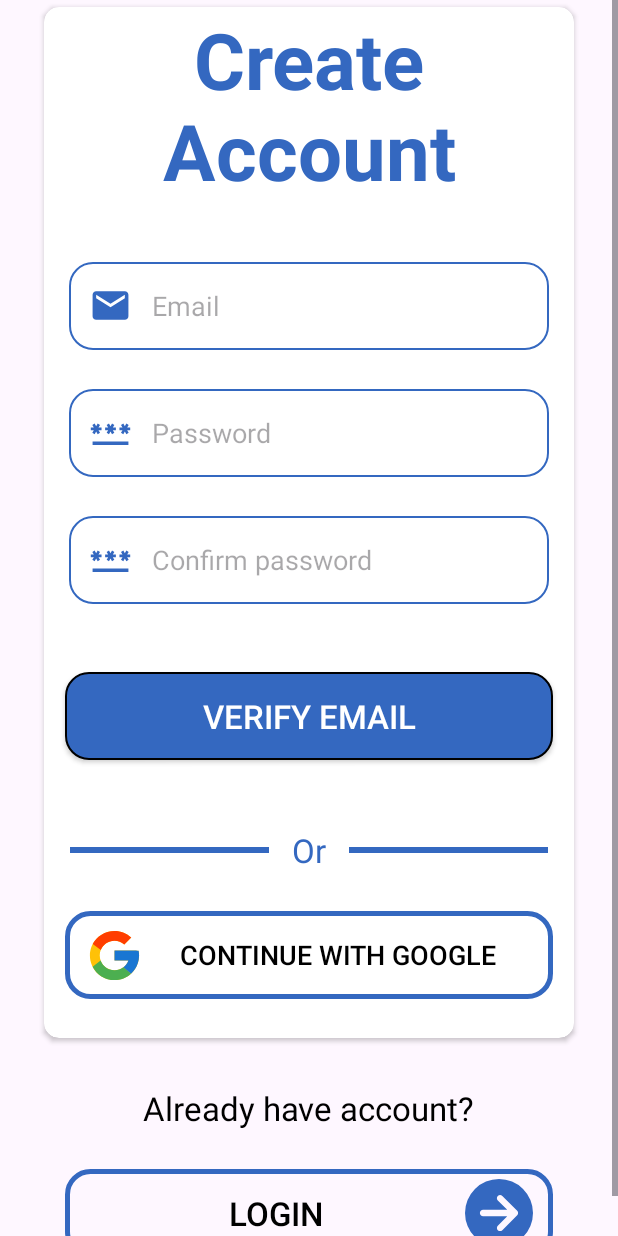
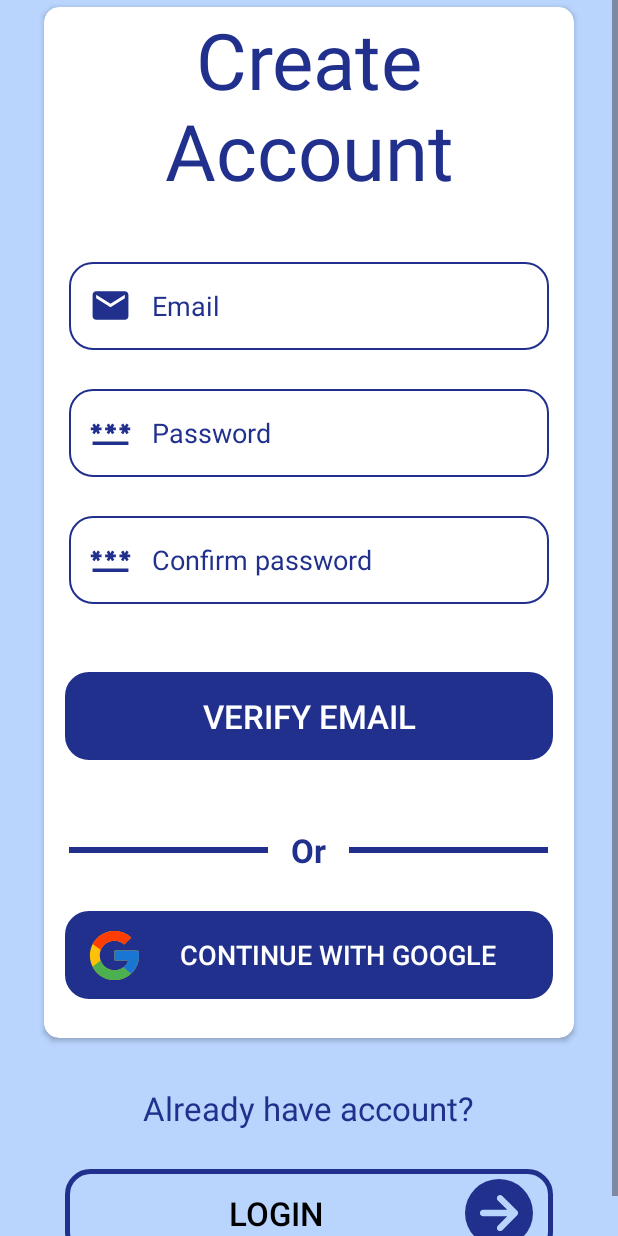
Before and after one commit to Ananad-Bhatt/Whisper, an Android app: the CreateAccountFragment screen opened directly, with no data from a screen before it, on a phone screen of 412 x 824 dp. Run offline under Robolectric (Android 15) with nearby library versions, the phone set to English and light mode, and no system bars; our stand-ins replace sdp/ssp sizes.

Commit message:
Improve UI

```diff
--- a/app/src/main/res/drawable/arrow_right.xml
+++ b/app/src/main/res/drawable/arrow_right.xml
@@ -5,5 +5,5 @@
     android:viewportHeight="512">
   <path
       android:pathData="M0,256a256,256 0,1 0,512 0A256,256 0,1 0,0 256zM281,385c-9.4,9.4 -24.6,9.4 -33.9,0s-9.4,-24.6 0,-33.9l71,-71L136,280c-13.3,0 -24,-10.7 -24,-24s10.7,-24 24,-24l182.1,0 -71,-71c-9.4,-9.4 -9.4,-24.6 0,-33.9s24.6,-9.4 33.9,0L393,239c9.4,9.4 9.4,24.6 0,33.9L281,385z"
-      android:fillColor="#3468C0"/>
+      android:fillColor="@color/primary"/>
 </vector>
--- a/app/src/main/res/drawable/btn_back_fill.xml
+++ b/app/src/main/res/drawable/btn_back_fill.xml
@@ -3,10 +3,8 @@
     <corners
         android:radius="15dp"
         />
-    <solid
-        android:color="@color/secondary"/>
     <stroke
         android:width="1dp"
-        android:color="@color/black"
+        android:color="@color/primary"
         />
 </shape>
--- a/app/src/main/res/drawable/btn_back_outlined.xml
+++ b/app/src/main/res/drawable/btn_back_outlined.xml
@@ -5,6 +5,6 @@
         />
     <stroke
         android:width="3dp"
-        android:color="@color/secondary"
+        android:color="@color/primary"
         />
 </shape>
--- a/app/src/main/res/drawable/edt_back.xml
+++ b/app/src/main/res/drawable/edt_back.xml
@@ -1,10 +1,11 @@
 <?xml version="1.0" encoding="utf-8"?>
-<shape xmlns:android="http://schemas.android.com/apk/res/android" android:shape="rectangle" >
+<shape xmlns:android="http://schemas.android.com/apk/res/android"
+    android:shape="rectangle" >
     <corners
         android:radius="15dp"
         />
     <stroke
         android:width="1dp"
-        android:color="@color/secondary"
+        android:color="@color/primary"
         />
 </shape>
--- a/app/src/main/res/drawable/email.xml
+++ b/app/src/main/res/drawable/email.xml
@@ -1,4 +1,4 @@
-<vector android:height="@dimen/_22sdp" android:tint="#3468C0"
+<vector android:height="@dimen/_22sdp" android:tint="@color/primary"
     android:viewportHeight="24" android:viewportWidth="24"
     android:width="@dimen/_22sdp" xmlns:android="http://schemas.android.com/apk/res/android">
     <path android:fillColor="@android:color/white" android:pathData="M20,4L4,4c-1.1,0 -1.99,0.9 -1.99,2L2,18c0,1.1 0.9,2 2,2h16c1.1,0 2,-0.9 2,-2L22,6c0,-1.1 -0.9,-2 -2,-2zM20,8l-8,5 -8,-5L4,6l8,5 8,-5v2z"/>
--- a/app/src/main/res/drawable/line.xml
+++ b/app/src/main/res/drawable/line.xml
@@ -4,6 +4,6 @@
     android:shape="line" >
     <stroke
         android:width="4dp"
-        android:color="@color/secondary"
+        android:color="@color/primary"
         />
 </shape>
--- a/app/src/main/res/drawable/password.xml
+++ b/app/src/main/res/drawable/password.xml
@@ -1,4 +1,4 @@
-<vector android:height="@dimen/_22sdp" android:tint="#3468C0"
+<vector android:height="@dimen/_22sdp" android:tint="@color/primary"
     android:viewportHeight="24" android:viewportWidth="24"
     android:width="@dimen/_22sdp" xmlns:android="http://schemas.android.com/apk/res/android">
     <path android:fillColor="@android:color/white" android:pathData="M2,17h20v2H2V17zM3.15,12.95L4,11.47l0.85,1.48l1.3,-0.75L5.3,10.72H7v-1.5H5.3l0.85,-1.47L4.85,7L4,8.47L3.15,7l-1.3,0.75L2.7,9.22H1v1.5h1.7L1.85,12.2L3.15,12.95zM9.85,12.2l1.3,0.75L12,11.47l0.85,1.48l1.3,-0.75l-0.85,-1.48H15v-1.5h-1.7l0.85,-1.47L12.85,7L12,8.47L11.15,7l-1.3,0.75l0.85,1.47H9v1.5h1.7L9.85,12.2zM23,9.22h-1.7l0.85,-1.47L20.85,7L20,8.47L19.15,7l-1.3,0.75l0.85,1.47H17v1.5h1.7l-0.85,1.48l1.3,0.75L20,11.47l0.85,1.48l1.3,-0.75l-0.85,-1.48H23V9.22z"/>
--- a/app/src/main/res/layout/activity_main.xml
+++ b/app/src/main/res/layout/activity_main.xml
@@ -4,7 +4,6 @@
     xmlns:tools="http://schemas.android.com/tools"
     android:layout_width="match_parent"
     android:layout_height="match_parent"
-    android:orientation="vertical"
     style="@style/BODY"
     tools:context=".MainActivity">
 
@@ -14,11 +13,10 @@
         android:orientation="vertical">
 
         <TextView
+            style="@style/TEXT"
             android:layout_width="match_parent"
             android:layout_height="wrap_content"
             android:text="@string/greeting"
-            android:textColor="@color/secondary"
-            android:textStyle="bold"
             android:textAlignment="center"
             android:textSize="@dimen/_45ssp"/>
 
--- a/app/src/main/res/layout/activity_splash.xml
+++ b/app/src/main/res/layout/activity_splash.xml
@@ -6,6 +6,7 @@
     android:layout_height="match_parent"
     android:orientation="vertical"
     android:gravity="center"
+    style="@style/BODY"
     tools:context=".SplashActivity">
 
     <com.airbnb.lottie.LottieAnimationView
@@ -17,13 +18,13 @@
         app:lottie_rawRes="@raw/logo" />
 
     <TextView
+        style="@style/TEXT"
         android:id="@+id/appName"
         android:layout_width="match_parent"
         android:layout_height="wrap_content"
         android:text="@string/app_name"
         android:textAlignment="center"
         android:textAllCaps="true"
-        android:textColor="@color/secondary"
         android:textStyle="bold"
         android:textSize="@dimen/_56ssp"/>
 
--- a/app/src/main/res/layout/fragment_create_account.xml
+++ b/app/src/main/res/layout/fragment_create_account.xml
@@ -5,6 +5,7 @@
     android:layout_width="match_parent"
     android:layout_height="match_parent"
     android:gravity="center"
+    style="@style/BODY"
     tools:context="Fragments.CreateAccountFragment">
 
     <LinearLayout
@@ -19,21 +20,21 @@
             android:layout_marginTop="@dimen/_20sdp"
             android:layout_gravity="center"
             app:cardCornerRadius="10dp"
+
             app:cardUseCompatPadding="true">
 
             <LinearLayout
                 android:layout_width="match_parent"
                 android:layout_height="wrap_content"
                 android:layout_gravity="center"
+
                 android:orientation="vertical">
 
                 <TextView
                     android:layout_width="match_parent"
                     android:layout_height="wrap_content"
                     android:text="@string/register_title"
-                    style="@style/TEXT"
-                    android:textColor="@color/secondary"
-                    android:textStyle="bold"
+                    android:textColor="@color/primary"
                     android:textAlignment="center"
                     android:textSize="@dimen/_40ssp"/>
 
@@ -88,8 +89,9 @@
                     <TextView
                         android:layout_width="wrap_content"
                         android:layout_height="wrap_content"
+                        android:textColor="@color/primary"
+                        android:textStyle="bold"
                         android:text="@string/another_option"
-                        android:textColor="@color/secondary"
                         android:layout_marginStart="@dimen/_10sdp"
                         android:layout_marginEnd="@dimen/_10sdp"
                         android:textSize="@dimen/_17ssp" />
@@ -104,7 +106,7 @@
 
                 <androidx.appcompat.widget.AppCompatButton
                     android:id="@+id/btn_reg_google"
-                    style="@style/BUTTON_OUTLINED"
+                    style="@style/BUTTON_FILL"
                     android:layout_marginTop="@dimen/_20sdp"
                     android:layout_marginBottom="@dimen/_20sdp"
                     android:drawableStart="@drawable/google"
--- /dev/null
+++ b/app/src/main/res/values-night/colors.xml
@@ -0,0 +1,7 @@
+<?xml version="1.0" encoding="utf-8"?>
+<resources>
+    <color name="primary">#2196F3</color>
+    <color name="secondary">#000</color>
+    <color name="btn_fill_text">#000</color>
+    <color name="btn_outlined_text">#FFF</color>
+</resources>
--- a/app/src/main/res/values-night/themes.xml
+++ b/app/src/main/res/values-night/themes.xml
@@ -9,20 +9,21 @@
 
     <!--    For dark mode-->
     <style name="TEXT">
-        <item name="android:textColor">@color/white</item>
+        <item name="android:textColor">@color/primary</item>
     </style>
 
     <style name="BODY">
-        <item name="android:backgroundTint">@color/black</item>
+        <item name="android:background">@color/secondary</item>
     </style>
 
     <style name="BUTTON_FILL">
         <item name="android:layout_height">@dimen/_45sdp</item>
         <item name="android:layout_width">@dimen/_250sdp</item>
         <item name="android:padding">@dimen/_10sdp</item>
-        <item name="android:textColor">@color/white</item>
+        <item name="android:textColor">@color/btn_fill_text</item>
         <item name="android:textSize">@dimen/_17ssp</item>
         <item name="android:layout_gravity">center</item>
+        <item name="android:backgroundTint">@color/primary</item>
         <item name="android:background">@drawable/btn_back_fill</item>
     </style>
 
@@ -30,7 +31,7 @@
         <item name="android:layout_height">@dimen/_45sdp</item>
         <item name="android:layout_width">@dimen/_250sdp</item>
         <item name="android:padding">@dimen/_10sdp</item>
-        <item name="android:textColor">@color/white</item>
+        <item name="android:textColor">@color/btn_outlined_text</item>
         <item name="android:layout_gravity">center</item>
         <item name="android:textSize">@dimen/_17ssp</item>
         <item name="android:background">@drawable/btn_back_outlined</item>
@@ -42,6 +43,7 @@
         <item name="android:padding">@dimen/_10sdp</item>
         <item name="android:background">@drawable/edt_back</item>
         <item name="android:ems">15</item>
+        <item name="android:textColorHint">@color/primary</item>
         <item name="android:layout_height">@dimen/_45sdp</item>
         <item name="android:layout_width">wrap_content</item>
     </style>
--- a/app/src/main/res/values/colors.xml
+++ b/app/src/main/res/values/colors.xml
@@ -1,9 +1,7 @@
 <?xml version="1.0" encoding="utf-8"?>
 <resources>
-    <color name="black">#FF000000</color>
-    <color name="white">#FFFFFFFF</color>
-    <color name="secondary_light">#86A7FC</color>
-    <color name="secondary">#3468C0</color>
-
-
+    <color name="primary">#20308C</color>
+    <color name="secondary">#B9D4FD</color>
+    <color name="btn_fill_text">#FFF</color>
+    <color name="btn_outlined_text">#000</color>
 </resources>
--- a/app/src/main/res/values/themes.xml
+++ b/app/src/main/res/values/themes.xml
@@ -10,20 +10,21 @@
 
 <!--    For light mode-->
     <style name="TEXT">
-        <item name="android:textColor">@color/black</item>
+        <item name="android:textColor">@color/primary</item>
     </style>
 
     <style name="BODY">
-        <item name="android:backgroundTint">@color/white</item>
+        <item name="android:background">@color/secondary</item>
     </style>
 
     <style name="BUTTON_FILL">
         <item name="android:layout_height">@dimen/_45sdp</item>
         <item name="android:layout_width">@dimen/_250sdp</item>
-        <item name="android:textColor">@color/white</item>
+        <item name="android:textColor">@color/btn_fill_text</item>
         <item name="android:padding">@dimen/_10sdp</item>
         <item name="android:textSize">@dimen/_17ssp</item>
         <item name="android:layout_gravity">center</item>
+        <item name="android:backgroundTint">@color/primary</item>
         <item name="android:background">@drawable/btn_back_fill</item>
     </style>
 
@@ -31,7 +32,7 @@
         <item name="android:layout_height">@dimen/_45sdp</item>
         <item name="android:layout_width">@dimen/_250sdp</item>
         <item name="android:padding">@dimen/_10sdp</item>
-        <item name="android:textColor">@color/black</item>
+        <item name="android:textColor">@color/btn_outlined_text</item>
         <item name="android:layout_gravity">center</item>
         <item name="android:textSize">@dimen/_17ssp</item>
         <item name="android:background">@drawable/btn_back_outlined</item>
@@ -42,6 +43,7 @@
         <item name="android:layout_width">wrap_content</item>
         <item name="android:textSize">@dimen/_14ssp</item>
         <item name="android:layout_gravity">center</item>
+        <item name="android:textColorHint">@color/primary</item>
         <item name="android:padding">@dimen/_10sdp</item>
         <item name="android:background">@drawable/edt_back</item>
         <item name="android:ems">15</item>
```
Also changed, not shown: app/src/main/res/layout/activity_login.xml (+7 -6 lines), app/src/main/res/layout/app_background.xml (deleted, +0 -8 lines).
